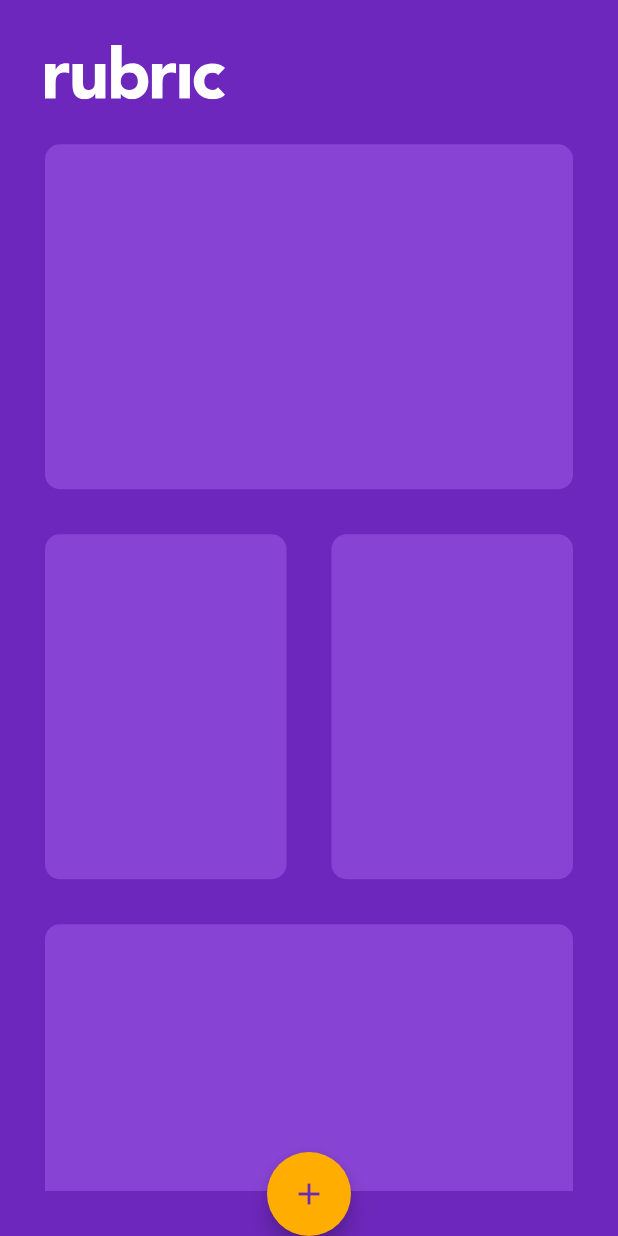
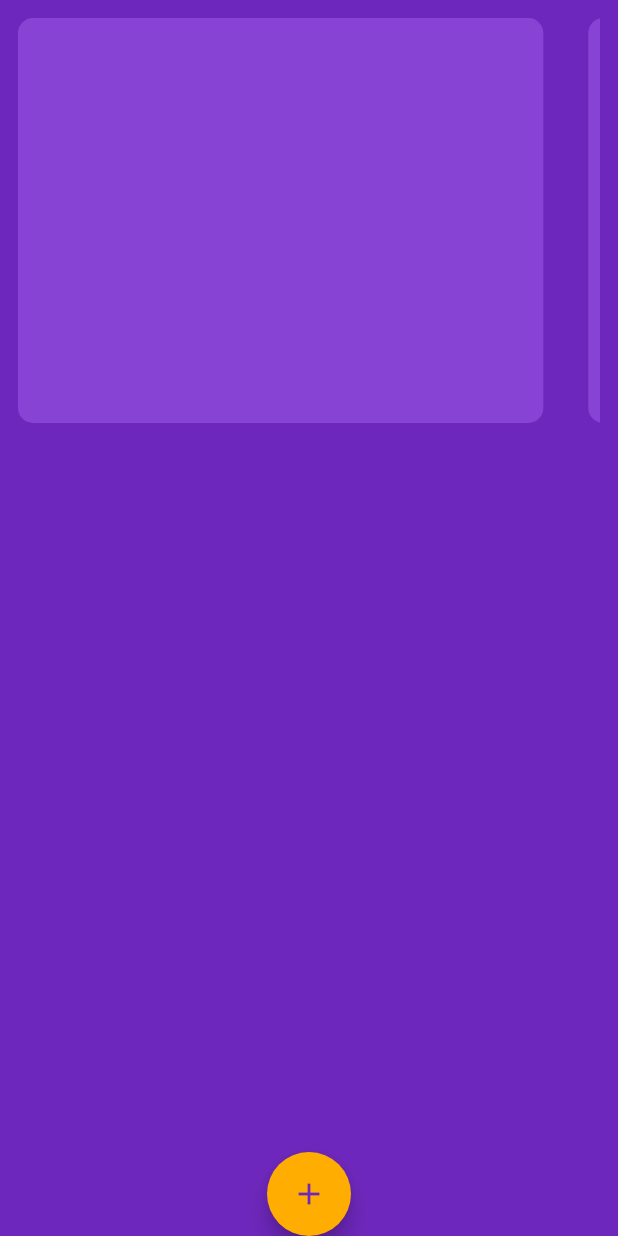
Before and after one commit to iamshawnmeek/demoapp, a Flutter app: the screen it shows after launch, on a phone screen of 412 x 824 dp. Run offline on Flutter 3.47's test engine with Material 2 defaults, Android fonts, the phone set to English and light mode, and no system bars; our stand-ins replace flutter_svg, google_fonts.

Commit message:
Revised landings 1 & 2, updated rubric_card

```diff
--- a/lib/landing.dart
+++ b/lib/landing_1.dart
@@ -2,7 +2,7 @@ import 'package:demoapp/rubric_card.dart';
 import 'package:flutter/material.dart';
 import 'package:flutter_svg/flutter_svg.dart';
 
-class Landing extends StatelessWidget {
+class Landing1 extends StatelessWidget {
   static const spacing = 30.0;
 
   @override
@@ -33,7 +33,9 @@ class Landing extends StatelessWidget {
                 alignment: Alignment.centerLeft,
               ),
               SizedBox(height: spacing),
-              RubricCard(),
+              RubricCard(
+                child: Text('textrubric'),
+              ),
               SizedBox(height: spacing),
               Row(
                 children: <Widget>[
--- /dev/null
+++ b/lib/landing_2.dart
@@ -0,0 +1,90 @@
+import 'package:demoapp/rubric_card.dart';
+import 'package:flutter/material.dart';
+// import 'package:material_floating_search_bar/material_floating_search_bar.dart';
+
+class Landing2 extends StatelessWidget {
+  // static const spacing = 30.0;
+
+  @override
+  Widget build(BuildContext context) {
+    return Scaffold(
+      floatingActionButton: FloatingActionButton(
+        child: Icon(Icons.add),
+        backgroundColor: Color(0xFFFFAD00),
+        foregroundColor: Color(0xFF6E27BC),
+        onPressed: () {},
+      ),
+      floatingActionButtonLocation: FloatingActionButtonLocation.centerDocked,
+      body: SafeArea(
+        child: Padding(
+          padding: const EdgeInsets.all(12.0),
+          child: SizedBox(
+            height: 270,
+            child: ListView(
+              // able to scroll vert
+              scrollDirection: Axis.horizontal,
+              children: [
+                RubricCard(), //create a new widget that houses these, 11.19
+                SizedBox(width: 30),
+                RubricCard(),
+                SizedBox(width: 30),
+                RubricCard(),
+                SizedBox(width: 30),
+                RubricCard(),
+              ],
+            ),
+          ),
+        ),
+      ),
+    );
+  }
+}
+
+// Widget buildFloatingSearchBar(BuildContext context) {
+//   final isPortrait = MediaQuery.of(context).orientation == Orientation.portrait;
+
+//   return FloatingSearchBar(
+//     hint: 'Search...',
+//     scrollPadding: const EdgeInsets.only(top: 16, bottom: 56),
+//     transitionDuration: const Duration(milliseconds: 800),
+//     transitionCurve: Curves.easeInOut,
+//     physics: const BouncingScrollPhysics(),
+//     axisAlignment: isPortrait ? 0.0 : -1.0,
+//     openAxisAlignment: 0.0,
+//     maxWidth: isPortrait ? 600 : 500,
+//     debounceDelay: const Duration(milliseconds: 500),
+//     onQueryChanged: (query) {
+//       // Call your model, bloc, controller here.
+//     },
+//     // Specify a custom transition to be used for
+//     // animating between opened and closed stated.
+//     transition: CircularFloatingSearchBarTransition(),
+//     actions: [
+//       FloatingSearchBarAction(
+//         showIfOpened: false,
+//         child: CircularButton(
+//           icon: const Icon(Icons.place),
+//           onPressed: () {},
+//         ),
+//       ),
+//       FloatingSearchBarAction.searchToClear(
+//         showIfClosed: false,
+//       ),
+//     ],
+//     builder: (context, transition) {
+//       return ClipRRect(
+//         borderRadius: BorderRadius.circular(8),
+//         child: Material(
+//           color: Colors.white,
+//           elevation: 4.0,
+//           child: Column(
+//             mainAxisSize: MainAxisSize.min,
+//             children: Colors.accents.map((color) {
+//               return Container(height: 112, color: color);
+//             }).toList(),
+//           ),
+//         ),
+//       );
+//     },
+//   );
+// }
--- a/lib/main.dart
+++ b/lib/main.dart
@@ -1,6 +1,6 @@
-// import 'package:demoapp/landing_layout2.dart';
+import 'package:demoapp/landing_2.dart';
 import 'package:flutter/material.dart';
-import 'package:demoapp/landing.dart';
+// import 'package:demoapp/landing_1.dart';
 // import 'package:demoapp/splash.dart';
 
 void main() {
@@ -18,7 +18,7 @@ class MyApp extends StatelessWidget {
         visualDensity: VisualDensity.adaptivePlatformDensity,
         scaffoldBackgroundColor: Color(0xff6E27BC),
       ),
-      home: Landing(),
+      home: Landing2(),
     );
   }
 }
--- a/lib/rubric_card.dart
+++ b/lib/rubric_card.dart
@@ -1,18 +1,26 @@
 import 'package:flutter/material.dart';
 
 class RubricCard extends StatelessWidget {
+  final Widget child;
   const RubricCard({
     Key key,
+    this.child,
   }) : super(key: key);
 
   @override
   Widget build(BuildContext context) {
+    final widthFactor = MediaQuery.of(context).size.width * .85;
     return Container(
+      width: widthFactor,
       height: 230,
       decoration: BoxDecoration(
         borderRadius: BorderRadius.circular(10),
         color: const Color(0xff8743D3),
       ),
+      child: Padding(
+        padding: const EdgeInsets.all(12.0),
+        child: child,
+      ),
     );
   }
 }
```
Also changed, not shown: lib/landing_layout2.dart (deleted, +0 -74 lines).
